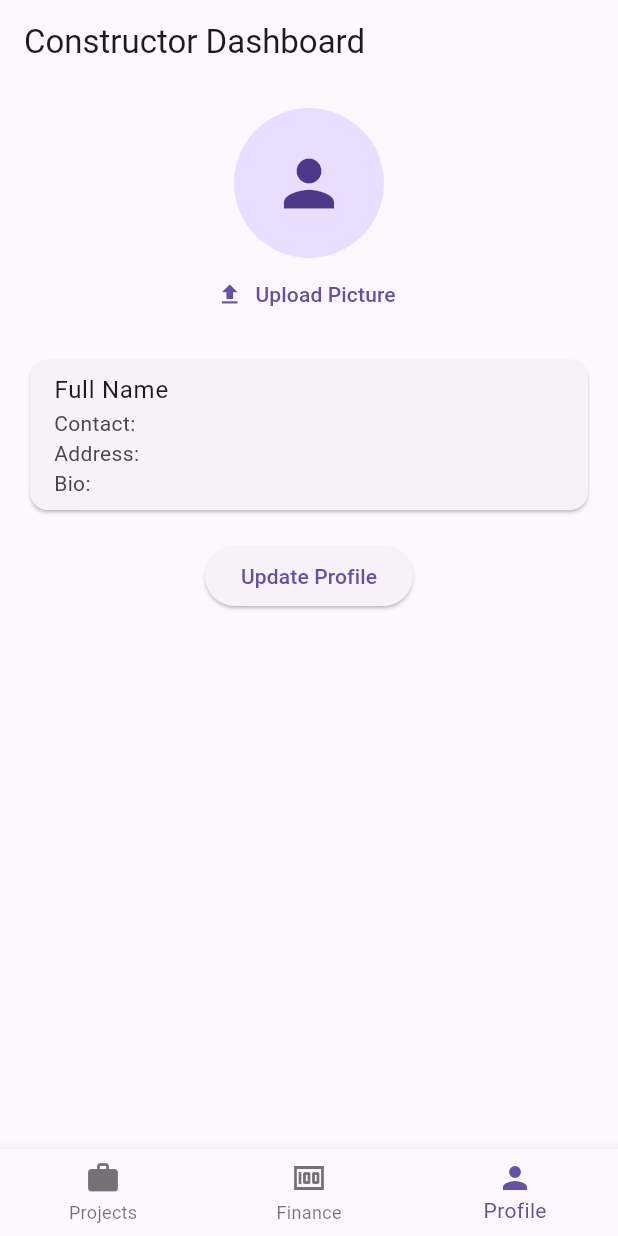
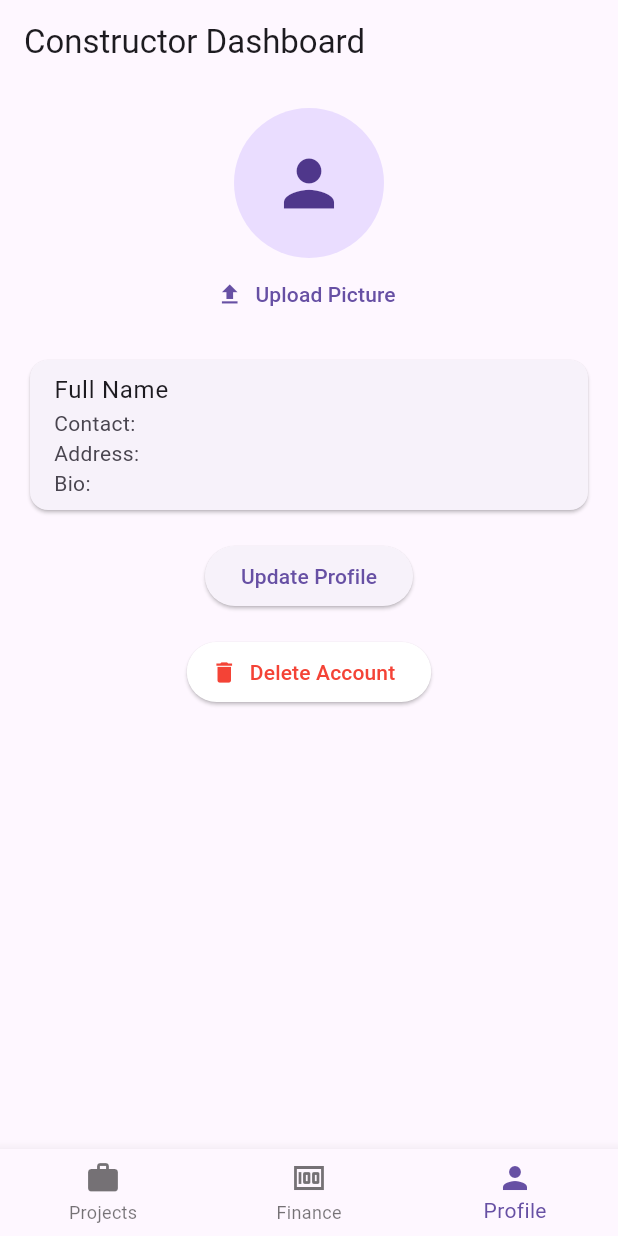
Before and after one commit to MamyHalima/FYP, a Flutter app: the ConstructorPage screen opened directly with empty values, item 3 of the bottom bar chosen, after a tap on "Upload Picture", on a phone screen of 412 x 824 dp. Run offline on Flutter 3.47's test engine with Material 3 defaults, Android fonts, the phone set to English and light mode, and no system bars; our stand-ins replace animated_text_kit, image_picker; network calls fail.

Commit message:
working atleast good  for cpm

```diff
--- a/lib/api_service.dart
+++ b/lib/api_service.dart
@@ -1,5 +1,6 @@
 import 'dart:convert';
 import 'package:http/http.dart' as http;
+import 'dart:io';
 
 class ApiService {
   static const String base = 'http://192.168.43.35:8080/api';
@@ -119,8 +120,39 @@ class ApiService {
     final res = await http.get(Uri.parse('$base/user/constructors'));
     if (res.statusCode == 200) {
       final List data = jsonDecode(res.body);
-      return data.map((e) => Map<String, String>.from(e)).toList();
+      return data.map((e) => {
+        'username': e['username']?.toString() ?? '',
+        'fullName': e['fullName']?.toString() ?? '',
+      }).toList();
     }
     return [];
   }
+
+  // ----------- PROFILE PICTURE & DELETE ACCOUNT METHODS -----------
+
+  /// Upload profile picture (Base64 string)
+  Future<bool> uploadProfilePicture(String username, File imageFile) async {
+    var request = http.MultipartRequest(
+      'PUT',
+      Uri.parse('$base/user/$username/profile-picture'),
+    );
+    request.files.add(await http.MultipartFile.fromPath('file', imageFile.path));
+    var response = await request.send();
+    return response.statusCode == 200;
+  }
+
+  /// Get profile picture (returns base64 string)
+  static Future<String?> fetchProfilePicture(String username) async {
+    final res = await http.get(Uri.parse('$base/user/$username/profile-picture'));
+    if (res.statusCode == 200) {
+      return res.body;
+    }
+    return null;
+  }
+
+  /// Delete account
+  Future<bool> deleteAccount(String username) async {
+    final res = await http.delete(Uri.parse('$base/user/$username'));
+    return res.statusCode == 200;
+  }
 }
--- a/lib/pages/constructor_page.dart
+++ b/lib/pages/constructor_page.dart
@@ -1,5 +1,6 @@
 import 'package:flutter/material.dart';
 import 'dart:io';
+import 'dart:convert';
 import 'package:image_picker/image_picker.dart';
 import '../api_service.dart';
 
@@ -26,6 +27,7 @@ class _ConstructorPageState extends State<ConstructorPage> {
   final Map<int, TextEditingController> _expensesControllers = {};
 
   File? _profileImage;
+  String? _profileBase64;
   bool _isEditingProfile = false;
   int? _showBudgetForm;
   int? _showRejectForm;
@@ -37,6 +39,7 @@ class _ConstructorPageState extends State<ConstructorPage> {
     super.initState();
     _loadProjects();
     _loadUserProfile();
+    _loadProfilePicture();
   }
 
   void _loadProjects() async {
@@ -54,6 +57,13 @@ class _ConstructorPageState extends State<ConstructorPage> {
       _addressController.text = data['address'] ?? '';
       _bioController.text = data['bio'] ?? '';
     }
+  }
+
+  void _loadProfilePicture() async {
+    final base64 = await ApiService.fetchProfilePicture(widget.constructorName);
+    setState(() {
+      _profileBase64 = base64;
+    });
   }
 
   void _addBudgetRow() {
@@ -118,6 +128,44 @@ class _ConstructorPageState extends State<ConstructorPage> {
       setState(() {
         _profileImage = File(picked.path);
       });
+      final uploaded = await api.uploadProfilePicture(widget.constructorName, _profileImage!);
+      if (uploaded) {
+        _loadProfilePicture();
+        ScaffoldMessenger.of(context).showSnackBar(
+          const SnackBar(content: Text('Profile picture uploaded!')),
+        );
+      } else {
+        ScaffoldMessenger.of(context).showSnackBar(
+          const SnackBar(content: Text('Failed to upload picture!')),
+        );
+      }
+    }
+  }
+
+  Future<void> _deleteAccount() async {
+    final confirm = await showDialog<bool>(
+      context: context,
+      builder: (ctx) => AlertDialog(
+        title: const Text("Delete Account"),
+        content: const Text("Are you sure you want to delete your account? This action cannot be undone."),
+        actions: [
+          TextButton(onPressed: () => Navigator.pop(ctx, false), child: const Text("Cancel")),
+          TextButton(onPressed: () => Navigator.pop(ctx, true), child: const Text("Delete", style: TextStyle(color: Colors.red))),
+        ],
+      ),
+    );
+    if (confirm == true) {
+      final deleted = await api.deleteAccount(widget.constructorName);
+      if (deleted) {
+        ScaffoldMessenger.of(context).showSnackBar(
+          const SnackBar(content: Text('Account deleted!')),
+        );
+        // Navigator.of(context).pushReplacement(...);
+      } else {
+        ScaffoldMessenger.of(context).showSnackBar(
+          const SnackBar(content: Text('Failed to delete account!')),
+        );
+      }
     }
   }
 
@@ -298,8 +346,14 @@ class _ConstructorPageState extends State<ConstructorPage> {
         children: [
           CircleAvatar(
             radius: 50,
-            backgroundImage: _profileImage != null ? FileImage(_profileImage!) : null,
-            child: _profileImage == null ? const Icon(Icons.person, size: 50) : null,
+            backgroundImage: _profileImage != null
+                ? FileImage(_profileImage!)
+                : (_profileBase64 != null && _profileBase64!.isNotEmpty
+                    ? MemoryImage(base64Decode(_profileBase64!))
+                    : null) as ImageProvider<Object>?,
+            child: (_profileImage == null && (_profileBase64 == null || _profileBase64!.isEmpty))
+                ? const Icon(Icons.person, size: 50)
+                : null,
           ),
           TextButton.icon(
             icon: const Icon(Icons.upload),
@@ -352,6 +406,13 @@ class _ConstructorPageState extends State<ConstructorPage> {
                 ),
               ],
             ),
+          const SizedBox(height: 16),
+          ElevatedButton.icon(
+            icon: const Icon(Icons.delete, color: Colors.red),
+            label: const Text("Delete Account", style: TextStyle(color: Colors.red)),
+            style: ElevatedButton.styleFrom(backgroundColor: Colors.white),
+            onPressed: _deleteAccount,
+          ),
         ],
       ),
     );
```
Also changed, not shown: lib/pages/client_page.dart (+87 -10 lines).
